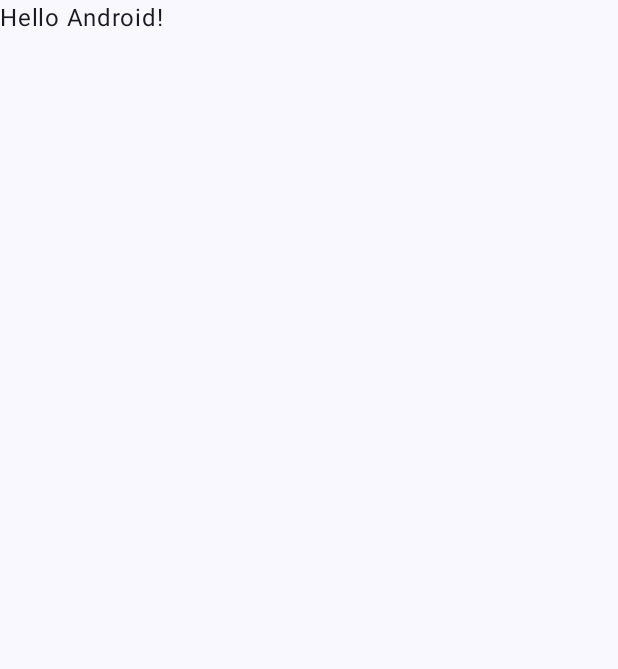
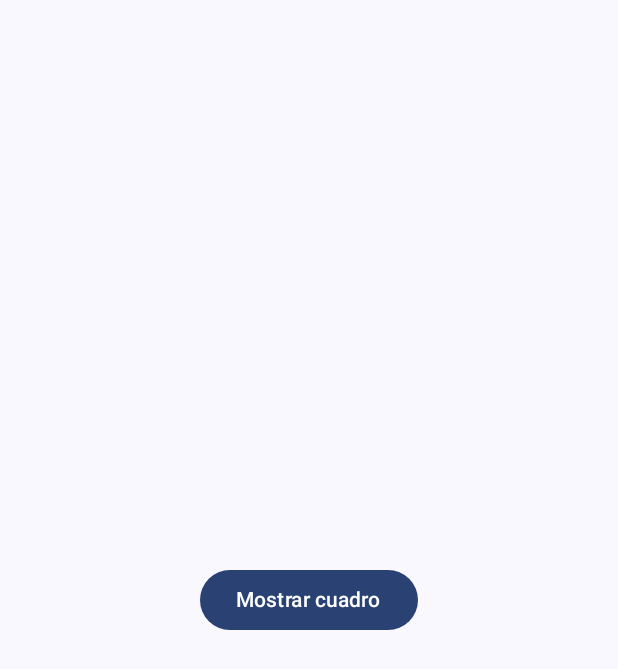
Before and after one commit to aenriquezvilca-pixel/Lab13MV, an Android app built with Jetpack Compose: the screen it shows after launch (MainActivity), on a phone screen of 412 x 824 dp. Before the commit the part shown is almost empty. Shown: the top 669 px of the screen. Run offline under Robolectric (Android 15) with nearby library versions, the phone set to English and light mode, and no system bars.

Commit message:
feat: muestra Ejercicio1 en MainActivity

```diff
--- a/app/src/main/java/com/tecsup/lab13mv/MainActivity.kt
+++ b/app/src/main/java/com/tecsup/lab13mv/MainActivity.kt
@@ -20,10 +20,7 @@ class MainActivity : ComponentActivity() {
         setContent {
             Lab13MVTheme {
                 Scaffold(modifier = Modifier.fillMaxSize()) { innerPadding ->
-                    Greeting(
-                        name = "Android",
-                        modifier = Modifier.padding(innerPadding)
-                    )
+                    Ejercicio1(modifier = Modifier.padding(innerPadding))
                 }
             }
         }
```
